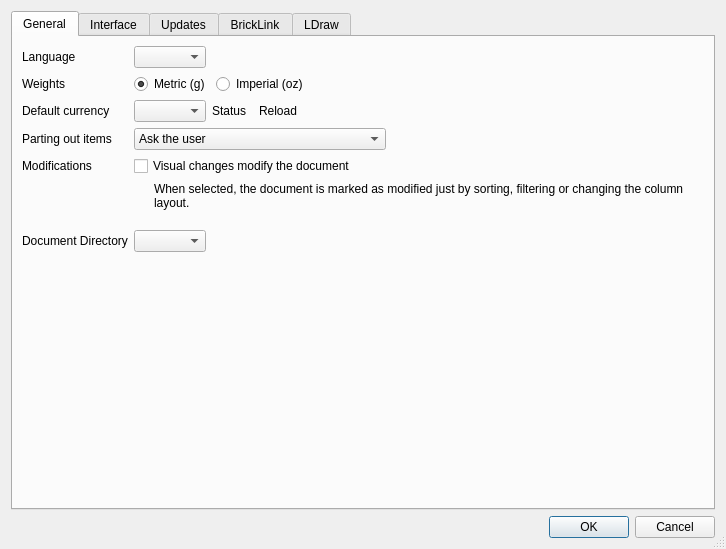
Qt form src/settingsdialog.ui (rgriebl/brickstore) before a commit.
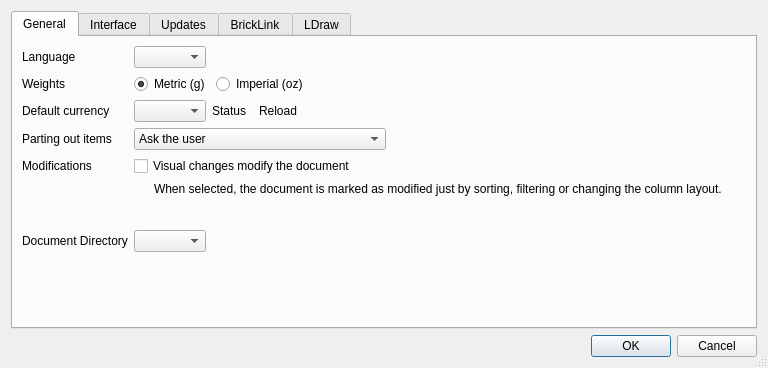
The same form after that commit. Icons and pictures are not drawn.

Patch:
```diff
--- a/src/settingsdialog.ui
+++ b/src/settingsdialog.ui
@@ -6,8 +6,8 @@
    <rect>
     <x>0</x>
     <y>0</y>
-    <width>726</width>
-    <height>549</height>
+    <width>768</width>
+    <height>368</height>
    </rect>
   </property>
   <property name="windowTitle">
```
